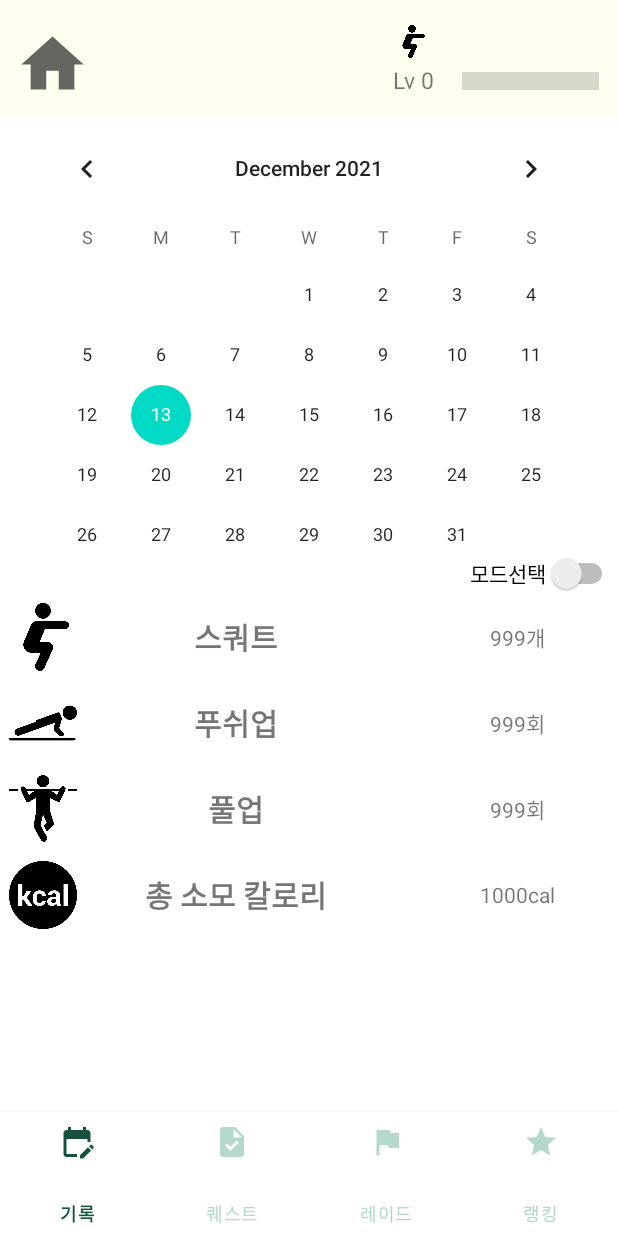
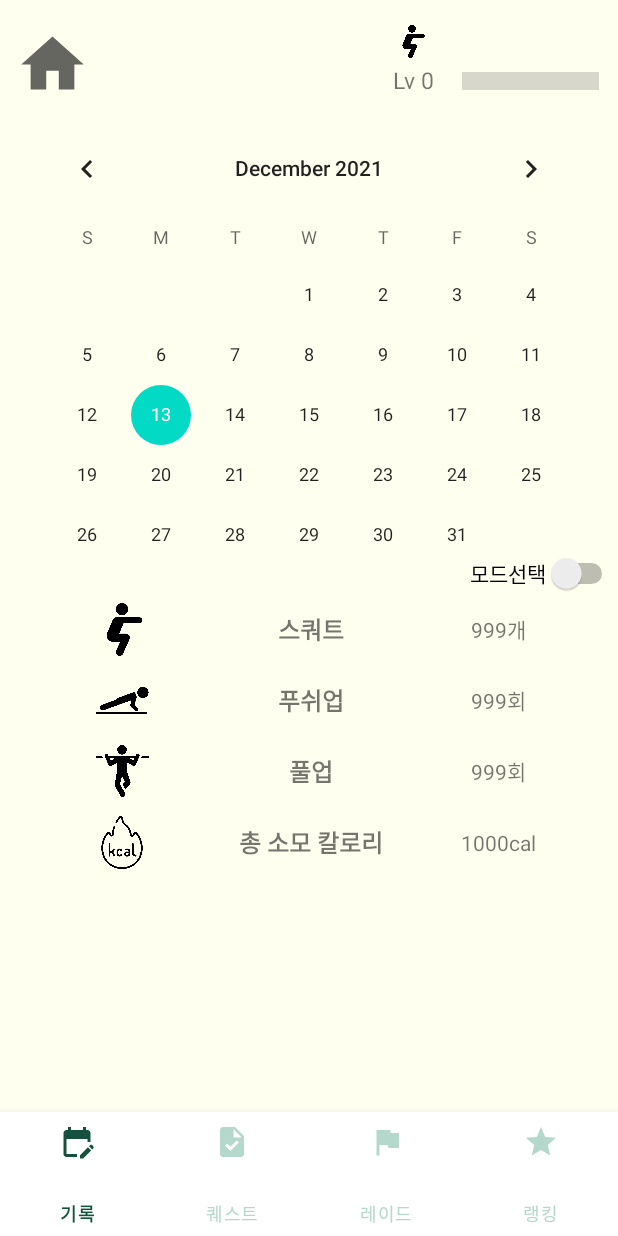
Before and after one commit to 2021-SMHRD-KDT-New-IoT-1/Game-health-counter, an Android app: the fragment Fragment1 placed in its activity, on a phone screen of 412 x 824 dp. Run offline under Robolectric (Android 15) with nearby library versions, the phone set to English and light mode, and no system bars; network calls fail; 2 statements that could not run were skipped.

Commit message:
기록(선혜정)

```diff
--- a/app/src/main/res/layout/activity_character.xml
+++ b/app/src/main/res/layout/activity_character.xml
@@ -110,8 +110,6 @@
         app:layout_constraintHorizontal_bias="0.0"
         app:layout_constraintStart_toStartOf="parent"
         app:layout_constraintTop_toTopOf="@+id/guideline3"
-        app:layout_constraintVertical_bias="0.0">
-
-    </FrameLayout>
+        app:layout_constraintVertical_bias="0.0"/>
 
 </androidx.constraintlayout.widget.ConstraintLayout>
--- a/app/src/main/res/layout/fragment_1.xml
+++ b/app/src/main/res/layout/fragment_1.xml
@@ -5,8 +5,8 @@
     android:id="@+id/frameLayout"
     android:layout_width="match_parent"
     android:layout_height="match_parent"
-    android:background="#FFFFFF"
-    tools:context=".Fragment1" >
+    android:background="#FFFFFFF0 "
+    tools:context=".Fragment1">
 
 
     <CalendarView
@@ -38,28 +38,28 @@
         app:layout_constraintTop_toBottomOf="@+id/switch2">
 
         <TableRow
-            android:layout_width="match_parent"
+            android:layout_width="400dp"
             android:layout_height="match_parent">
 
             <ImageView
                 android:id="@+id/imageView"
-                android:layout_width="45dp"
-                android:layout_height="45dp"
+                android:layout_width="40dp"
+                android:layout_height="35dp"
                 android:layout_margin="6dp"
                 android:src="@drawable/a" />
 
             <TextView
                 android:id="@+id/textView2"
-                android:layout_width="200dp"
+                android:layout_width="52dp"
                 android:layout_height="wrap_content"
                 android:layout_gravity="center"
                 android:text="스쿼트"
-                android:textSize="20sp"
+                android:textSize="16sp"
                 android:textStyle="bold" />
 
             <TextView
                 android:id="@+id/textView3"
-                android:layout_width="175dp"
+                android:layout_width="wrap_content"
                 android:layout_height="wrap_content"
                 android:layout_gravity="center"
                 android:text="999개" />
@@ -71,8 +71,8 @@
 
             <ImageView
                 android:id="@+id/imageView2"
-                android:layout_width="45dp"
-                android:layout_height="45dp"
+                android:layout_width="40dp"
+                android:layout_height="35dp"
                 android:layout_margin="6dp"
                 android:src="@drawable/b" />
 
@@ -82,7 +82,7 @@
                 android:layout_height="wrap_content"
                 android:layout_gravity="center"
                 android:text="푸쉬업"
-                android:textSize="20sp"
+                android:textSize="16sp"
                 android:textStyle="bold" />
 
             <TextView
@@ -99,8 +99,8 @@
 
             <ImageView
                 android:id="@+id/imageView3"
-                android:layout_width="45dp"
-                android:layout_height="45dp"
+                android:layout_width="40dp"
+                android:layout_height="35dp"
                 android:layout_margin="6dp"
                 android:src="@drawable/c" />
 
@@ -110,7 +110,7 @@
                 android:layout_height="wrap_content"
                 android:layout_gravity="center"
                 android:text="풀업"
-                android:textSize="20sp"
+                android:textSize="16sp"
                 android:textStyle="bold" />
 
             <TextView
@@ -126,11 +126,11 @@
             android:layout_height="match_parent">
 
             <ImageView
-                android:id="@+id/imageView4"
-                android:layout_width="45dp"
-                android:layout_height="45dp"
+                android:id="@+id/imageView5"
+                android:layout_width="40dp"
+                android:layout_height="35dp"
                 android:layout_margin="6dp"
-                android:src="@drawable/calories" />
+                android:src="@drawable/kcal" />
 
             <TextView
                 android:id="@+id/textView8"
@@ -138,7 +138,7 @@
                 android:layout_height="wrap_content"
                 android:layout_gravity="center"
                 android:text="총 소모 칼로리"
-                android:textSize="20sp"
+                android:textSize="16sp"
                 android:textStyle="bold" />
 
             <TextView
```
Also changed, not shown: app/src/main/res/drawable/kcal.png (added).
